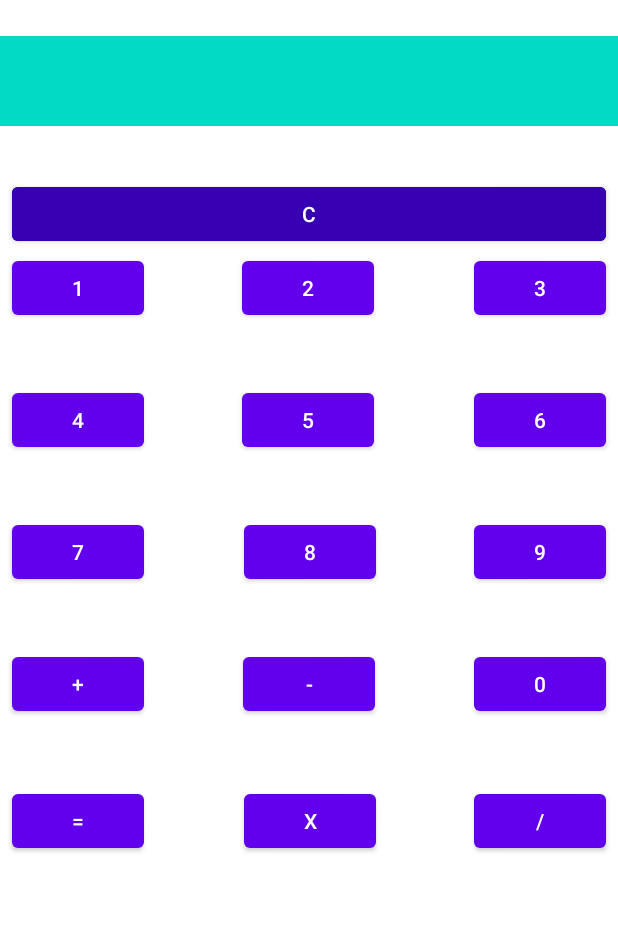
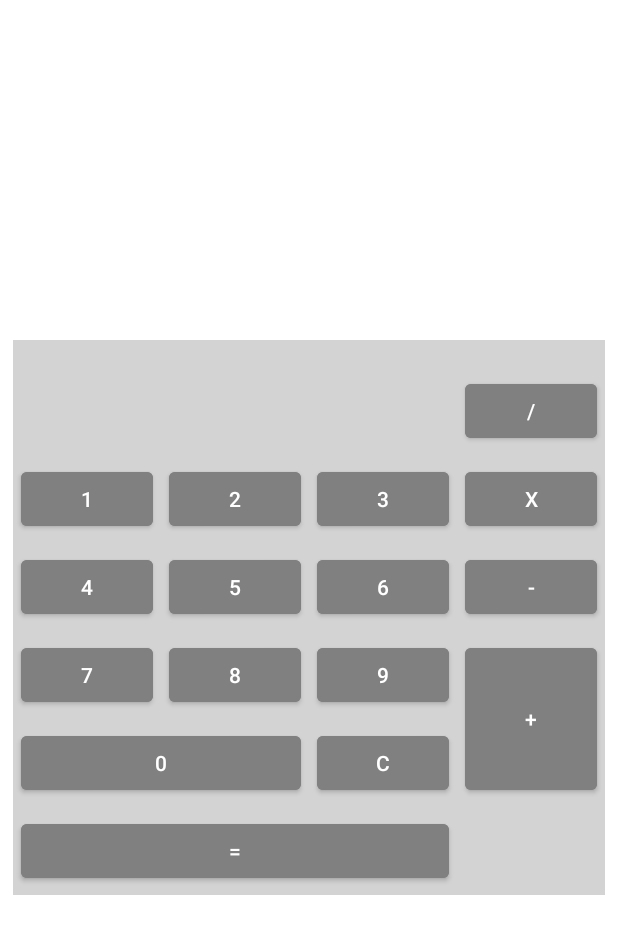
Before and after one commit to brendanmuldoon/simple-android-calculator, an Android app: the layout activity_main.xml on its own in the app's theme, with its tools: preview values and no code run, on a phone screen of 412 x 824 dp. Shown: the top 934 px of the screen. Run offline under Robolectric (Android 15) with nearby library versions, the phone set to English and light mode, and no system bars.

Commit message:
android calc grid example

```diff
--- a/app/src/main/res/layout/activity_main.xml
+++ b/app/src/main/res/layout/activity_main.xml
@@ -1,151 +1,140 @@
 <?xml version="1.0" encoding="utf-8"?>
-<androidx.constraintlayout.widget.ConstraintLayout
+<GridLayout
         xmlns:android="http://schemas.android.com/apk/res/android"
         xmlns:tools="http://schemas.android.com/tools"
         xmlns:app="http://schemas.android.com/apk/res-auto"
-        android:layout_width="match_parent"
-        android:layout_height="match_parent"
-        tools:context=".MainActivity">
+        android:layout_width="wrap_content"
+        android:layout_height="wrap_content"
+        android:layout_gravity="center"
+        tools:context=".MainActivity"
+
+        android:columnCount="4"
+
+        android:orientation="horizontal"
+
+        android:theme="@style/BackgroundColour">
 
     <TextView
             android:theme="@style/TextView"
+            android:layout_columnSpan="3"
             android:text=""
             android:textSize="20pt"
             android:gravity="center"
-            android:layout_width="match_parent"
+            android:layout_width="wrap_content"
             android:layout_height="wrap_content"
             android:id="@+id/display"
-            app:layout_constraintTop_toTopOf="parent"
-            app:layout_constraintStart_toStartOf="parent"
-            app:layout_constraintEnd_toEndOf="parent"
-            android:layout_marginTop="24dp"
-            app:layout_constraintHorizontal_bias="0.0"/>
+            android:layout_margin="5dp"/>
+
     <Button
-            android:text="@string/numberTwo"
+            android:layout_column="3"
+            android:id="@+id/divideButton"
             android:onClick="onClickNumber"
-            android:layout_width="wrap_content"
-            android:layout_height="wrap_content" android:id="@+id/twoButton"
-            app:layout_constraintTop_toBottomOf="@+id/display" app:layout_constraintStart_toEndOf="@+id/oneButton"
-            app:layout_constraintEnd_toStartOf="@+id/threeButton" android:layout_marginTop="84dp"
-            app:layout_constraintHorizontal_bias="0.496"/>
-    <Button
-            android:text="@string/numberFour"
+            android:text="@string/divide"
+            android:theme="@style/Button.Grey"
+            android:layout_margin="5dp"/>
+
+    <Button android:text="@string/numberOne"
+            android:id="@+id/oneButton"
             android:onClick="onClickNumber"
-            android:layout_width="wrap_content"
-            android:layout_height="wrap_content"
+            android:theme="@style/Button.Grey"
+            android:layout_margin="5dp"/>
+
+    <Button android:text="@string/numberTwo"
+            android:id="@+id/twoButton"
+            android:onClick="onClickNumber"
+            android:theme="@style/Button.Grey"
+            android:layout_margin="5dp"/>
+
+    <Button android:text="@string/numberThree"
+            android:id="@+id/threeButton"
+            android:onClick="onClickNumber"
+            android:theme="@style/Button.Grey"
+            android:layout_margin="5dp"/>
+
+    <Button android:text="@string/multiply"
+            android:id="@+id/multipleButton"
+            android:onClick="onClickNumber"
+            android:theme="@style/Button.Grey"
+            android:layout_margin="5dp"/>
+
+    <Button android:text="@string/numberFour"
             android:id="@+id/fourButton"
-            app:layout_constraintTop_toBottomOf="@+id/oneButton" app:layout_constraintStart_toStartOf="parent"
-            android:layout_marginTop="40dp" android:layout_marginStart="8dp"/>
-    <Button
-            android:text="@string/numberOne"
             android:onClick="onClickNumber"
-            android:layout_width="wrap_content"
-            android:layout_height="wrap_content"
-            android:id="@+id/oneButton"
-            app:layout_constraintTop_toBottomOf="@+id/display" app:layout_constraintStart_toStartOf="parent"
-            android:layout_marginTop="84dp" android:layout_marginStart="8dp"/>
-    <Button
-            android:text="@string/numberNine"
+            android:theme="@style/Button.Grey"
+            android:layout_margin="5dp"/>
+
+    <Button android:text="@string/numberFive"
+            android:id="@+id/fiveButton"
             android:onClick="onClickNumber"
-            android:layout_width="wrap_content"
-            android:layout_height="wrap_content" android:id="@+id/nineButton"
-            app:layout_constraintTop_toBottomOf="@+id/sixButton" app:layout_constraintEnd_toEndOf="parent"
-            android:layout_marginTop="40dp" android:layout_marginEnd="8dp"/>
-    <Button
-            android:text="@string/equals"
-            android:layout_width="wrap_content"
-            android:layout_height="wrap_content"
-            android:id="@+id/equalsButton"
-            app:layout_constraintTop_toBottomOf="@+id/addButton" app:layout_constraintStart_toStartOf="parent"
-            android:layout_marginTop="40dp" android:layout_marginStart="8dp"
-            app:layout_constraintBottom_toBottomOf="parent" app:layout_constraintVertical_bias="0.012"/>
-    <Button
-            android:text="@string/add"
-            android:layout_width="wrap_content"
-            android:layout_height="wrap_content"
-            android:id="@+id/addButton"
-            app:layout_constraintTop_toBottomOf="@+id/sevenButton" app:layout_constraintStart_toStartOf="parent"
-            android:layout_marginTop="40dp" android:layout_marginStart="8dp"/>
-    <Button
-            android:theme="@style/Button.Purple"
-            android:text="@string/cancel"
-            android:layout_width="match_parent"
-            android:layout_height="wrap_content"
-            android:id="@+id/clearButton"
-            app:layout_constraintStart_toStartOf="parent"
-            app:layout_constraintEnd_toEndOf="parent" app:layout_constraintBottom_toBottomOf="parent"
-            app:layout_constraintHorizontal_bias="0.0"
-            android:layout_marginStart="8dp" android:layout_marginEnd="8dp"
-            app:layout_constraintTop_toTopOf="parent" app:layout_constraintVertical_bias="0.153"/>
-    <Button
-            android:text="@string/multiply"
-            android:layout_width="wrap_content"
-            android:layout_height="wrap_content" android:id="@+id/multipleButton"
-            app:layout_constraintTop_toBottomOf="@+id/subtractButton"
-            app:layout_constraintStart_toEndOf="@+id/equalsButton"
-            android:layout_marginTop="40dp"
-            app:layout_constraintEnd_toStartOf="@+id/divideButton"
-            app:layout_constraintHorizontal_bias="0.503"
-            app:layout_constraintBottom_toBottomOf="parent" app:layout_constraintVertical_bias="0.012"/>
-    <Button
-            android:text="@string/subtract"
-            android:layout_width="wrap_content"
-            android:layout_height="wrap_content" android:id="@+id/subtractButton"
-            app:layout_constraintTop_toBottomOf="@+id/eightButton" app:layout_constraintStart_toEndOf="@+id/addButton"
-            android:layout_marginTop="40dp"
-            app:layout_constraintEnd_toStartOf="@+id/zeroButton"/>
-    <Button
-            android:text="@string/divide"
-            android:layout_width="wrap_content"
-            android:layout_height="wrap_content" android:id="@+id/divideButton"
-            app:layout_constraintTop_toBottomOf="@+id/zeroButton" app:layout_constraintEnd_toEndOf="parent"
-            android:layout_marginTop="40dp" android:layout_marginEnd="8dp"
-            app:layout_constraintBottom_toBottomOf="parent" app:layout_constraintVertical_bias="0.012"/>
-    <Button
-            android:text="@string/numberFive"
+            android:theme="@style/Button.Grey"
+            android:layout_margin="5dp"/>
+
+    <Button android:text="@string/numberSix"
+            android:id="@+id/sixButton"
             android:onClick="onClickNumber"
-            android:layout_width="wrap_content"
-            android:layout_height="wrap_content" android:id="@+id/fiveButton"
-            app:layout_constraintTop_toBottomOf="@+id/twoButton" app:layout_constraintStart_toEndOf="@+id/fourButton"
-            app:layout_constraintEnd_toStartOf="@+id/sixButton" android:layout_marginTop="40dp"
-            app:layout_constraintHorizontal_bias="0.496"/>
-    <Button
-            android:text="@string/numberEight"
+            android:theme="@style/Button.Grey"
+            android:layout_margin="5dp"/>
+
+    <Button android:text="@string/subtract"
+            android:id="@+id/subtractButton"
             android:onClick="onClickNumber"
-            android:layout_width="wrap_content"
-            android:layout_height="wrap_content" android:id="@+id/eightButton"
-            app:layout_constraintTop_toBottomOf="@+id/fiveButton"
-            app:layout_constraintStart_toEndOf="@+id/sevenButton" app:layout_constraintEnd_toStartOf="@+id/nineButton"
-            android:layout_marginTop="40dp" app:layout_constraintHorizontal_bias="0.503"/>
-    <Button
-            android:text="@string/numberThree"
+            android:theme="@style/Button.Grey"
+            android:layout_margin="5dp"/>
+
+    <Button android:text="@string/numberSeven"
+            android:id="@+id/sevenButton"
             android:onClick="onClickNumber"
-            android:layout_width="wrap_content"
-            android:layout_height="wrap_content" android:id="@+id/threeButton"
-            app:layout_constraintTop_toBottomOf="@+id/display"
-            app:layout_constraintEnd_toEndOf="parent" android:layout_marginTop="84dp" android:layout_marginEnd="8dp"/>
-    <Button
-            android:text="@string/numberSix"
+            android:theme="@style/Button.Grey"
+            android:layout_margin="5dp"/>
+
+    <Button android:text="@string/numberEight"
+            android:id="@+id/eightButton"
             android:onClick="onClickNumber"
-            android:layout_width="wrap_content"
-            android:layout_height="wrap_content" android:id="@+id/sixButton"
-            app:layout_constraintTop_toBottomOf="@+id/threeButton" app:layout_constraintEnd_toEndOf="parent"
-            android:layout_marginTop="40dp" android:layout_marginEnd="8dp"/>
-    <Button
-            android:text="@string/numberSeven"
+            android:theme="@style/Button.Grey"
+            android:layout_margin="5dp"/>
+
+    <Button android:text="@string/numberNine"
+            android:id="@+id/nineButton"
             android:onClick="onClickNumber"
-            android:layout_width="wrap_content"
-            android:layout_height="wrap_content"
-            android:id="@+id/sevenButton"
-            app:layout_constraintTop_toBottomOf="@+id/fourButton" app:layout_constraintStart_toStartOf="parent"
-            android:layout_marginTop="40dp" android:layout_marginStart="8dp"/>
-    <Button
-            android:text="@string/numberZero"
-            android:onClick="onClickNumber"
-            android:layout_width="wrap_content"
-            android:layout_height="wrap_content" android:id="@+id/zeroButton"
-            app:layout_constraintTop_toBottomOf="@+id/nineButton" app:layout_constraintEnd_toEndOf="parent"
-            android:layout_marginTop="40dp" android:layout_marginEnd="8dp"/>
+            android:theme="@style/Button.Grey"
+            android:layout_margin="5dp"/>
 
 
-</androidx.constraintlayout.widget.ConstraintLayout>
+    <Button
+            android:layout_gravity="fill_vertical"
+            android:layout_rowSpan="2"
+            android:id="@+id/addButton"
+            android:onClick="onClickNumber"
+            android:text="@string/add"
+            android:theme="@style/Button.Grey"
+            android:layout_margin="5dp"/>
+
+    <Button
+            android:layout_columnSpan="2"
+            android:layout_gravity="fill"
+            android:id="@+id/zeroButton"
+            android:onClick="onClickNumber"
+            android:text="@string/numberZero"
+            android:theme="@style/Button.Grey"
+            android:layout_margin="5dp"/>
+
+
+    <Button
+            android:layout_columnSpan="1"
+            android:id="@+id/clearButton"
+            android:onClick="onClickNumber"
+            android:text="@string/cancel"
+            android:theme="@style/Button.Grey"
+            android:layout_margin="5dp"/>
+
+    <Button
+            android:layout_columnSpan="3"
+            android:layout_gravity="fill_horizontal"
+            android:id="@+id/equalsButton"
+            android:onClick="onClickNumber"
+            android:text="@string/equals"
+            android:theme="@style/Button.Grey"
+            android:layout_margin="5dp"/>
+
+
+</GridLayout>
--- a/app/src/main/res/values/colors.xml
+++ b/app/src/main/res/values/colors.xml
@@ -7,4 +7,6 @@
     <color name="teal_700">#FF018786</color>
     <color name="black">#FF000000</color>
     <color name="white">#FFFFFFFF</color>
+    <color name="light_grey">#D3D3D3</color>
+    <color name="button_grey">#818080</color>
 </resources>
--- a/app/src/main/res/values/themes.xml
+++ b/app/src/main/res/values/themes.xml
@@ -19,7 +19,13 @@
         <item name="android:textSize">20sp</item>
     </style>
 
-    <style name="Button.Purple" parent="ThemeOverlay.AppCompat">
-        <item name="android:backgroundTint">@color/purple_700</item>
+    <style name="Button.Grey" parent="ThemeOverlay.AppCompat">
+        <item name="android:backgroundTint">@color/button_grey</item>
+
+    </style>
+
+
+    <style name="BackgroundColour" parent="ThemeOverlay.AppCompat">
+        <item name="android:background">@color/light_grey</item>
     </style>
 </resources>
```
Also changed, not shown: 1 other file.
